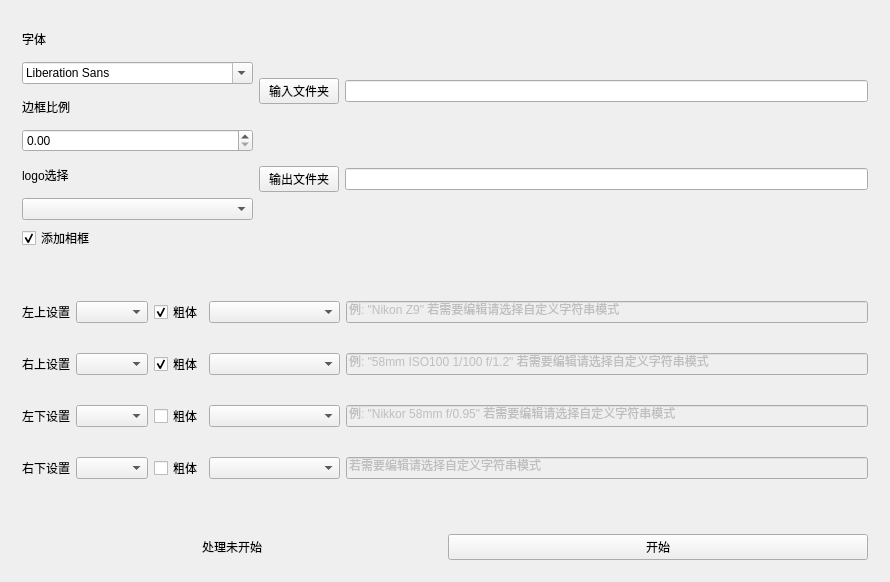
Above: src/mainWidgets.ui from natsusue/photo_watermark before the change. Below: the same form after it.
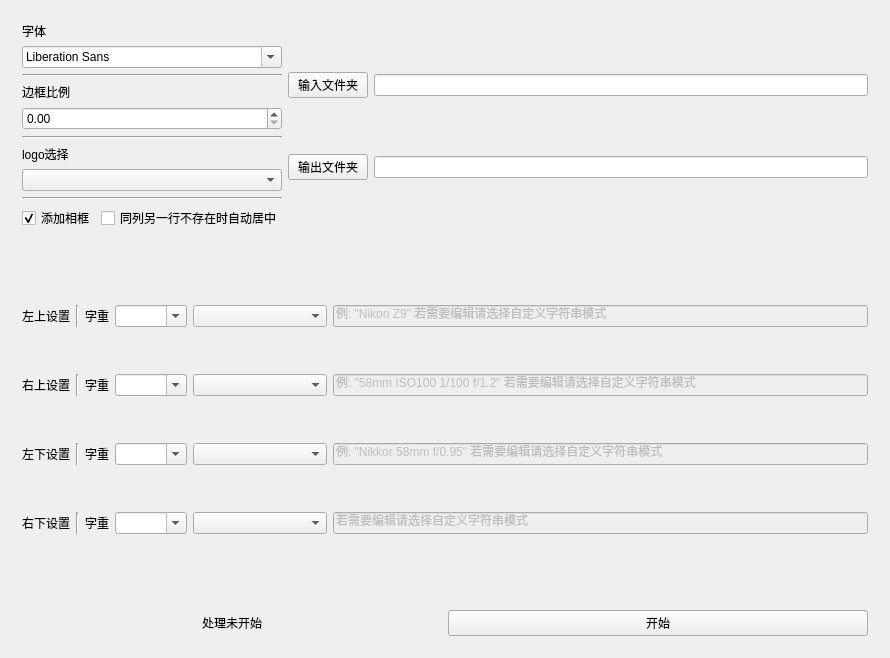
That is the form after the change.

Commit message: ui增加调整字重和自动对齐功能

```diff
--- a/src/mainWidgets.ui
+++ b/src/mainWidgets.ui
@@ -7,18 +7,18 @@
     <x>0</x>
     <y>0</y>
     <width>890</width>
-    <height>582</height>
+    <height>658</height>
    </rect>
   </property>
   <property name="windowTitle">
    <string>相框水印设置</string>
   </property>
-  <layout class="QVBoxLayout" name="verticalLayout_6" stretch="1,1,0">
+  <layout class="QVBoxLayout" name="verticalLayout_6" stretch="0,1,0">
    <item>
     <widget class="QWidget" name="seetingWidget" native="true">
      <layout class="QHBoxLayout" name="baseConfigLayout">
       <item>
-       <layout class="QVBoxLayout" name="baseSeetingLayout" stretch="0,0,0,0,0,0,0">
+       <layout class="QVBoxLayout" name="baseSeetingLayout" stretch="0,0,0,0,0,0,0,0,0,0">
         <item>
          <widget class="QLabel" name="fontLabel">
           <property name="text">
@@ -29,6 +29,13 @@
         <item>
          <widget class="QFontComboBox" name="fontComboBox"/>
         </item>
+        <item>
+         <widget class="Line" name="line_11">
+          <property name="orientation">
+           <enum>Qt::Orientation::Horizontal</enum>
+          </property>
+         </widget>
+        </item>
         <item>
          <widget class="QLabel" name="boxSizeLabel">
           <property name="text">
@@ -39,6 +46,13 @@
         <item>
          <widget class="QDoubleSpinBox" name="boxSizeComboBox"/>
         </item>
+        <item>
+         <widget class="Line" name="line_12">
+          <property name="orientation">
+           <enum>Qt::Orientation::Horizontal</enum>
+          </property>
+         </widget>
+        </item>
         <item>
          <widget class="QLabel" name="label_5">
           <property name="text">
@@ -50,15 +64,33 @@
          <widget class="QComboBox" name="logoComboBox"/>
         </item>
         <item>
-         <widget class="QCheckBox" name="addFrameCheckBox">
-          <property name="text">
-           <string>添加相框</string>
-          </property>
-          <property name="checked">
-           <bool>true</bool>
+         <widget class="Line" name="line_13">
+          <property name="orientation">
+           <enum>Qt::Orientation::Horizontal</enum>
           </property>
          </widget>
         </item>
+        <item>
+         <layout class="QHBoxLayout" name="horizontalLayout_4">
+          <item>
+           <widget class="QCheckBox" name="addFrameCheckBox">
+            <property name="text">
+             <string>添加相框</string>
+            </property>
+            <property name="checked">
+             <bool>true</bool>
+            </property>
+           </widget>
+          </item>
+          <item>
+           <widget class="QCheckBox" name="autoAlignCheckBox">
+            <property name="text">
+             <string>同列另一行不存在时自动居中</string>
+            </property>
+           </widget>
+          </item>
+         </layout>
+        </item>
        </layout>
       </item>
       <item>
@@ -99,8 +131,11 @@
    <item>
     <widget class="QWidget" name="textWidget" native="true">
      <layout class="QVBoxLayout" name="configLayout">
+      <property name="spacing">
+       <number>0</number>
+      </property>
       <item>
-       <layout class="QHBoxLayout" name="leftTopConfigLayout" stretch="0,0,0,1,4">
+       <layout class="QHBoxLayout" name="leftTopConfigLayout" stretch="0,0,0,0,1,4">
         <property name="spacing">
          <number>6</number>
         </property>
@@ -111,21 +146,31 @@
           </property>
          </widget>
         </item>
+        <item>
+         <widget class="Line" name="line">
+          <property name="orientation">
+           <enum>Qt::Orientation::Vertical</enum>
+          </property>
+         </widget>
+        </item>
+        <item>
+         <widget class="QLabel" name="label_6">
+          <property name="text">
+           <string>字重</string>
+          </property>
+         </widget>
+        </item>
         <item>
          <widget class="QComboBox" name="LTWeight">
           <property name="enabled">
            <bool>true</bool>
           </property>
-         </widget>
-        </item>
-        <item>
-         <widget class="QCheckBox" name="LTBold">
-          <property name="text">
-           <string>粗体</string>
-          </property>
-          <property name="checked">
+          <property name="editable">
            <bool>true</bool>
           </property>
+          <property name="currentText">
+           <string/>
+          </property>
          </widget>
         </item>
         <item>
@@ -133,6 +178,9 @@
           <property name="editable">
            <bool>false</bool>
           </property>
+          <property name="placeholderText">
+           <string>选择文本类型</string>
+          </property>
          </widget>
         </item>
         <item>
@@ -157,7 +205,7 @@
        </layout>
       </item>
       <item>
-       <layout class="QHBoxLayout" name="rightTopConfigLayout" stretch="0,0,0,1,4">
+       <layout class="QHBoxLayout" name="rightTopConfigLayout" stretch="0,0,0,0,1,4">
         <item>
          <widget class="QLabel" name="label_3">
           <property name="text">
@@ -166,20 +214,32 @@
          </widget>
         </item>
         <item>
-         <widget class="QComboBox" name="RTWeight"/>
+         <widget class="Line" name="line_2">
+          <property name="orientation">
+           <enum>Qt::Orientation::Vertical</enum>
+          </property>
+         </widget>
         </item>
         <item>
-         <widget class="QCheckBox" name="RTBold">
+         <widget class="QLabel" name="label_7">
           <property name="text">
-           <string>粗体</string>
+           <string>字重</string>
           </property>
-          <property name="checked">
+         </widget>
+        </item>
+        <item>
+         <widget class="QComboBox" name="RTWeight">
+          <property name="editable">
            <bool>true</bool>
           </property>
          </widget>
         </item>
         <item>
-         <widget class="QComboBox" name="RTChoice"/>
+         <widget class="QComboBox" name="RTChoice">
+          <property name="placeholderText">
+           <string>选择文本类型</string>
+          </property>
+         </widget>
         </item>
         <item>
          <widget class="QLineEdit" name="RTEdit">
@@ -194,7 +254,7 @@
        </layout>
       </item>
       <item>
-       <layout class="QHBoxLayout" name="leftBottomConfigLayout" stretch="0,0,0,1,4">
+       <layout class="QHBoxLayout" name="leftBottomConfigLayout" stretch="0,0,0,0,1,4">
         <item>
          <widget class="QLabel" name="label_2">
           <property name="text">
@@ -203,17 +263,32 @@
          </widget>
         </item>
         <item>
-         <widget class="QComboBox" name="LBWeight"/>
+         <widget class="Line" name="line_3">
+          <property name="orientation">
+           <enum>Qt::Orientation::Vertical</enum>
+          </property>
+         </widget>
         </item>
         <item>
-         <widget class="QCheckBox" name="LBBold">
+         <widget class="QLabel" name="label_8">
           <property name="text">
-           <string>粗体</string>
+           <string>字重</string>
           </property>
          </widget>
         </item>
         <item>
-         <widget class="QComboBox" name="LBChoice"/>
+         <widget class="QComboBox" name="LBWeight">
+          <property name="editable">
+           <bool>true</bool>
+          </property>
+         </widget>
+        </item>
+        <item>
+         <widget class="QComboBox" name="LBChoice">
+          <property name="placeholderText">
+           <string>选择文本类型</string>
+          </property>
+         </widget>
         </item>
         <item>
          <widget class="QLineEdit" name="LBEdit">
@@ -228,7 +303,7 @@
        </layout>
       </item>
       <item>
-       <layout class="QHBoxLayout" name="rightBottomConfigLayout" stretch="0,0,0,1,4">
+       <layout class="QHBoxLayout" name="rightBottomConfigLayout" stretch="0,0,0,0,1,4">
         <item>
          <widget class="QLabel" name="label_4">
           <property name="text">
@@ -237,17 +312,32 @@
          </widget>
         </item>
         <item>
-         <widget class="QComboBox" name="RBWeight"/>
+         <widget class="Line" name="line_9">
+          <property name="orientation">
+           <enum>Qt::Orientation::Vertical</enum>
+          </property>
+         </widget>
         </item>
         <item>
-         <widget class="QCheckBox" name="RBBold">
+         <widget class="QLabel" name="label_9">
           <property name="text">
-           <string>粗体</string>
+           <string>字重</string>
           </property>
          </widget>
         </item>
         <item>
-         <widget class="QComboBox" name="RBChoice"/>
+         <widget class="QComboBox" name="RBWeight">
+          <property name="editable">
+           <bool>true</bool>
+          </property>
+         </widget>
+        </item>
+        <item>
+         <widget class="QComboBox" name="RBChoice">
+          <property name="placeholderText">
+           <string>选择文本类型</string>
+          </property>
+         </widget>
         </item>
         <item>
          <widget class="QLineEdit" name="RBEdit">
```
Left out of the diff: 2 changed lines with no effect on the pictures. The commit also changes 3 other files.
